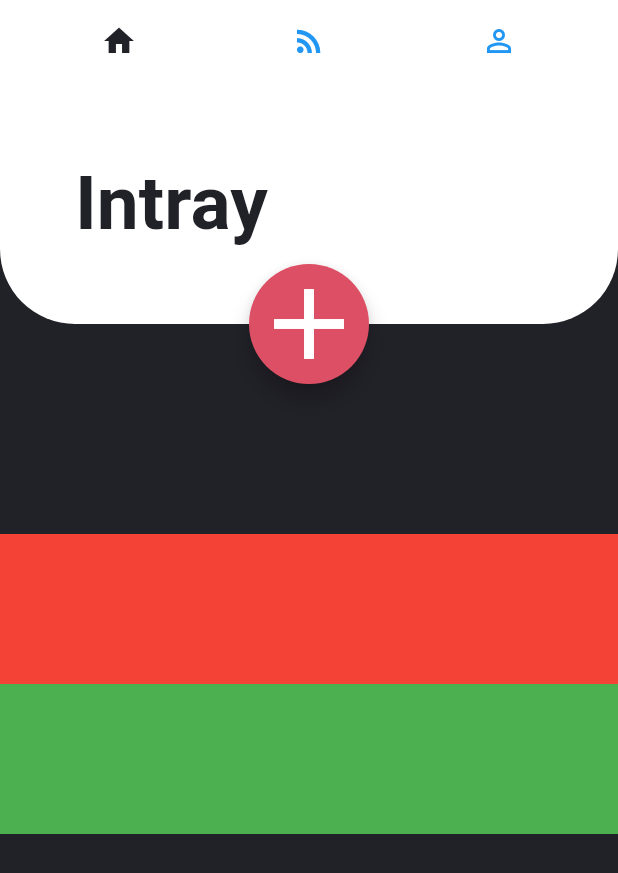
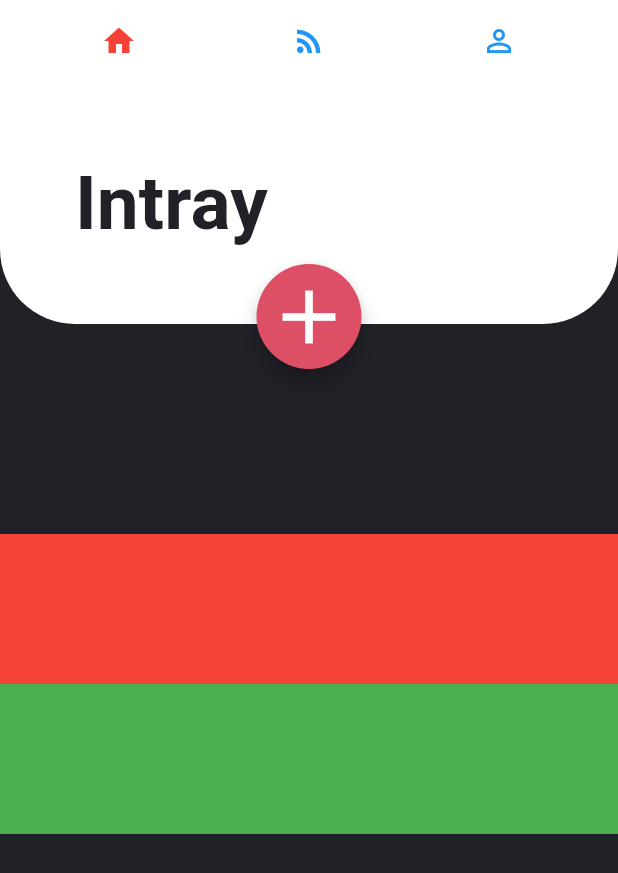
Before and after one commit to Xhushaohui/TodoApp, a Flutter app: the screen it shows after launch, on a phone screen of 412 x 824 dp. Shown: the top 873 px of the screen. Run offline on Flutter 3.47's test engine with Material 2 defaults, Android fonts, the phone set to English and light mode, and no system bars; Roboto replaces fonts that are missing (Avenir).

Commit message:
change color

```diff
--- a/App/todoapp/lib/main.dart
+++ b/App/todoapp/lib/main.dart
@@ -84,15 +84,15 @@ class _MyHomePageState extends State<MyHomePage> {
                     ),
                   ),
                   Container(
-                    height: 80,
-                    width: 80,
+                    height: 70,
+                    width: 70,
                     margin: EdgeInsets.only(
                         top: 120,
-                        left: MediaQuery.of(context).size.width * 0.5 - 40),
+                        left: MediaQuery.of(context).size.width * 0.5 - 35),
                     child: FloatingActionButton(
                       child: Icon(
                         Icons.add,
-                        size: 80,
+                        size: 60,
                       ),
                       backgroundColor: redColor,
                       onPressed: () {},
@@ -115,7 +115,7 @@ class _MyHomePageState extends State<MyHomePage> {
                       icon: new Icon(Icons.perm_identity),
                     ),
                   ],
-                  labelColor: darkGrayColor,
+                  labelColor: Colors.red,
                   unselectedLabelColor: Colors.blue,
                   indicatorSize: TabBarIndicatorSize.label,
                   indicatorPadding: EdgeInsets.all(5.0),
```
Also changed, not shown: 2 other files.
